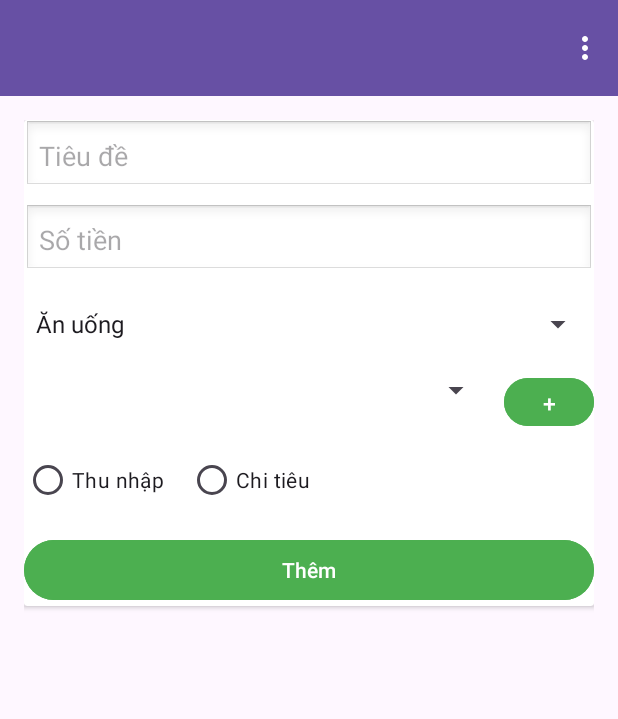
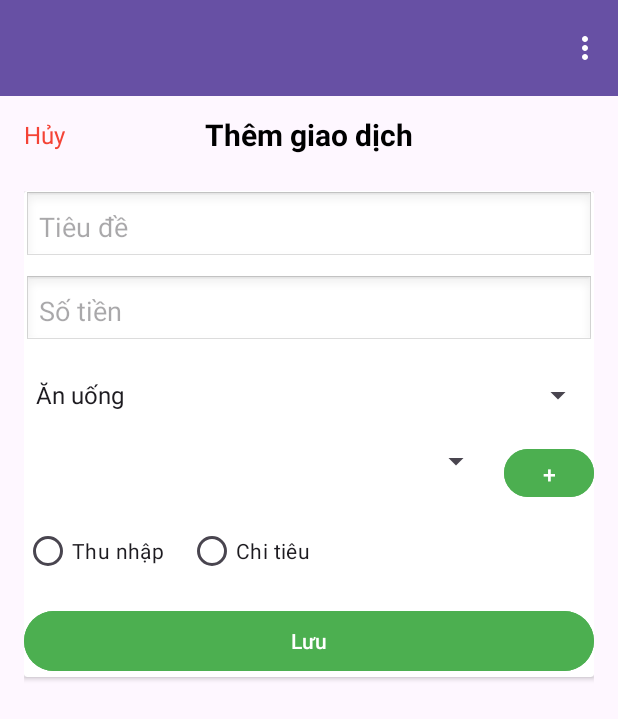
Before and after one commit to HaiBanh0105/GKmobile, an Android app: the add_expense screen opened directly, with no data from a screen before it, on a phone screen of 412 x 824 dp. Shown: the top 719 px of the screen. Run offline under Robolectric (Android 15) with nearby library versions, the light colour scheme and no system bars; our stand-ins replace Room's generated code.

```diff
--- a/app/src/main/java/com/example/gk/add_expense.java
+++ b/app/src/main/java/com/example/gk/add_expense.java
@@ -11,6 +11,7 @@ import android.widget.EditText;
 import android.widget.RadioButton;
 import android.widget.RadioGroup;
 import android.widget.Spinner;
+import android.widget.TextView;
 import android.widget.Toast;
 
 import androidx.activity.EdgeToEdge;
@@ -37,6 +38,8 @@ public class add_expense extends BaseActivity {
 
 
     private Button btnAdd;
+
+    TextView btnCancel;
 
     private RadioButton radioIncome;
     private RadioButton radioExpense;
@@ -92,6 +95,14 @@ public class add_expense extends BaseActivity {
             @Override
             public void onClick(View v) {
                 addExpense();
+            }
+        });
+
+
+        btnCancel.setOnClickListener(new View.OnClickListener() {
+            @Override
+            public void onClick(View v) {
+                finish(); // Đóng Activity hiện tại
             }
         });
 
@@ -153,6 +164,7 @@ public class add_expense extends BaseActivity {
         radioIncome = findViewById(R.id.radioIncome);
         radioExpense = findViewById(R.id.radioExpense);
         rcv = findViewById(R.id.rcv_expense);
+        btnCancel = findViewById(R.id.btnCancel);
     }
 
     private void loadCurrencyList() {
--- a/app/src/main/res/layout/add_expense.xml
+++ b/app/src/main/res/layout/add_expense.xml
@@ -9,6 +9,38 @@
         android:orientation="vertical">
 
         <include layout="@layout/include_toolbar" />
+
+        <FrameLayout
+            android:layout_width="match_parent"
+            android:layout_height="wrap_content"
+            android:paddingTop="12dp"
+            android:paddingBottom="8dp"
+            android:paddingStart="16dp"
+            android:paddingEnd="16dp">
+
+
+            <TextView
+                android:id="@+id/titleAddTransaction"
+                android:layout_width="wrap_content"
+                android:layout_height="wrap_content"
+                android:layout_gravity="center"
+                android:text="Thêm giao dịch"
+                android:textSize="20sp"
+                android:textStyle="bold"
+                android:textColor="#000000" />
+
+
+            <TextView
+                android:id="@+id/btnCancel"
+                android:layout_width="wrap_content"
+                android:layout_height="wrap_content"
+                android:layout_gravity="start|center_vertical"
+                android:text="Hủy"
+                android:textSize="16sp"
+                android:textColor="#F44336"
+                android:clickable="true"
+                android:focusable="true" />
+        </FrameLayout>
 
         <LinearLayout
             android:layout_width="match_parent"
@@ -106,7 +138,7 @@
                         android:id="@+id/btnAdd"
                         android:layout_width="match_parent"
                         android:layout_height="wrap_content"
-                        android:text="Thêm"
+                        android:text="Lưu"
                         android:layout_marginTop="12dp"
                         android:backgroundTint="#4CAF50"
                         android:textColor="#FFFFFF" />
```
Also changed, not shown: app/src/main/java/com/example/gk/Dashboard.java (+94 -61 lines), app/src/main/res/layout/dashboard.xml (+47 -43 lines).
